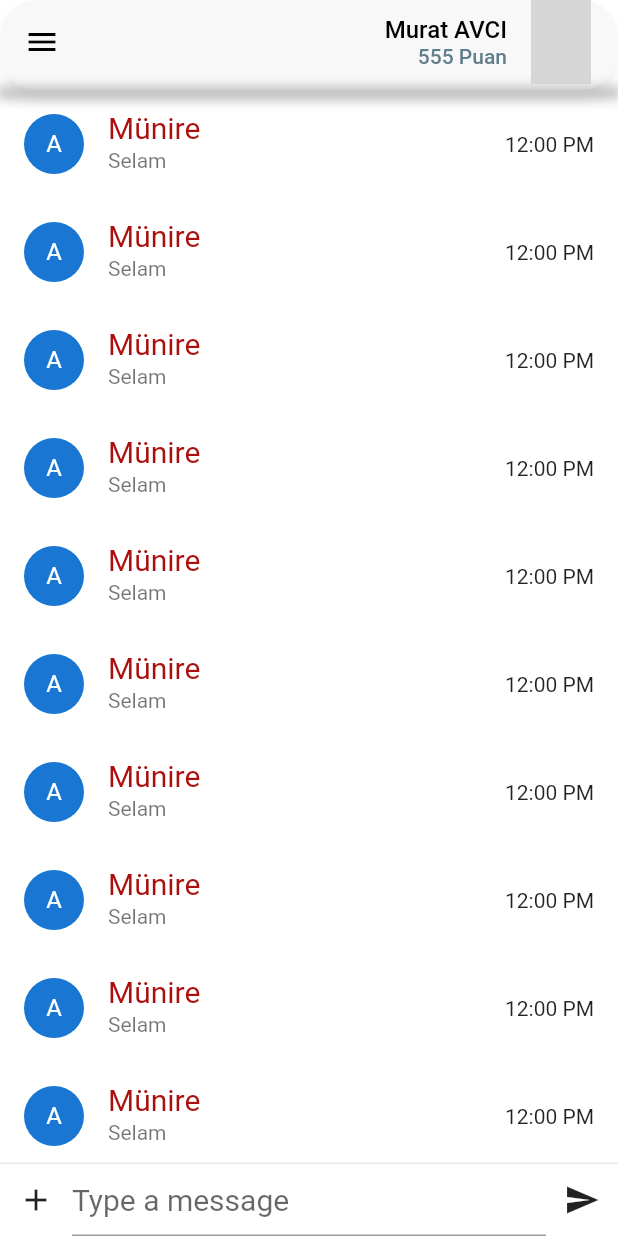
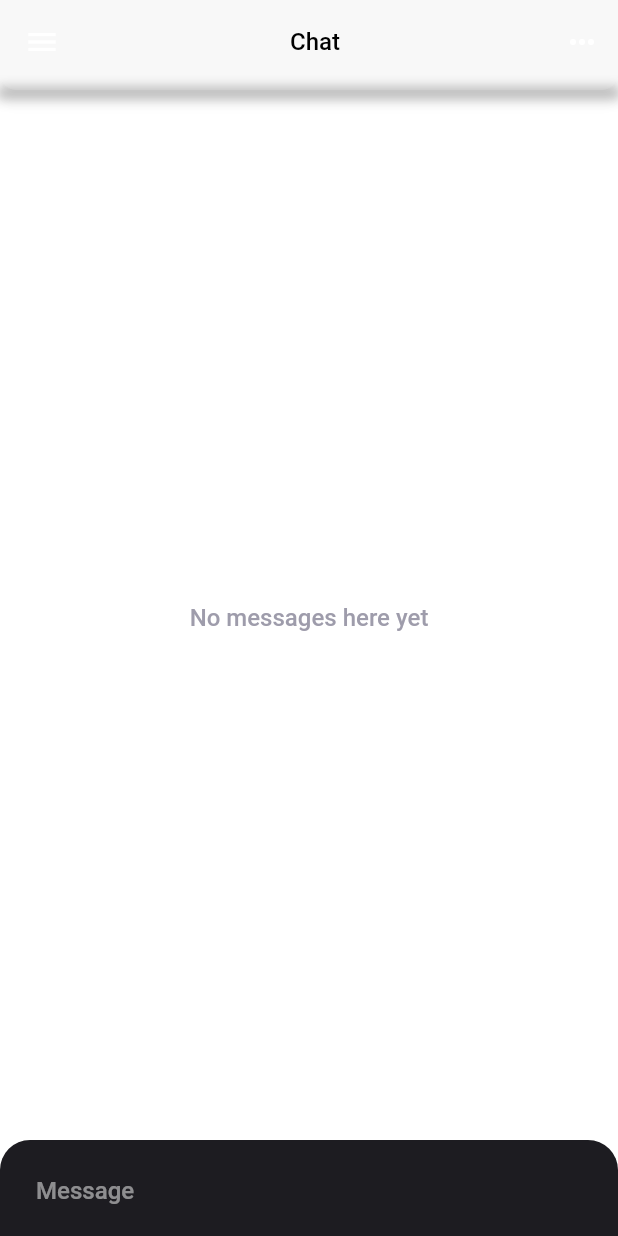
Before and after one commit to itsdemiremre/F36-AppJam-Google-OUA, a Flutter app: the screen it shows after launch, on a phone screen of 412 x 824 dp. Run offline on Flutter 3.47's test engine with Material 2 defaults, Android fonts, the phone set to English and light mode, and no system bars; our stand-ins replace flutter_chat_types, flutter_chat_ui; grey boxes are pictures that could not be loaded.

Commit message:
chat screen file modified completely, changes to the theme file

```diff
--- a/lib/chatScreen.dart
+++ /dev/null
@@ -1,115 +0,0 @@
-import 'package:flutter/material.dart';
-
-
-
-class ChatScreen extends StatefulWidget {
-  @override
-  _ChatScreenState createState() => _ChatScreenState();
-}
-
-class _ChatScreenState extends State<ChatScreen> {
-  @override
-  Widget build(BuildContext context) {
-    return Scaffold(
-      appBar: AppBar(
-  backgroundColor: Color(0xFFF8F8F8),
-  shape: RoundedRectangleBorder(
-    borderRadius: BorderRadius.circular(25.0),
-  ),
-  shadowColor: Colors.black.withOpacity(0.25),
-  bottom: PreferredSize(
-    preferredSize: Size.fromHeight(4),
-    child: Container(
-      height: 4,
-      decoration: BoxDecoration(
-        boxShadow: [
-          BoxShadow(
-            color: Colors.black.withOpacity(0.25),
-            spreadRadius: 2,
-            blurRadius: 6,
-            offset: Offset(0, 4),
-          ),
-        ],
-      ),
-    ),
-  ),
-
-  title: Align(
-    alignment: Alignment.centerRight,
-    child:
-      Column(
-        mainAxisAlignment: MainAxisAlignment.center,
-        crossAxisAlignment: CrossAxisAlignment.end,
-        children: const [
-          Text(
-            "Murat AVCI",
-            style: TextStyle(color: Colors.black, fontSize: 16.0),
-          ),
-          Text(
-            "555 Puan",
-            style: TextStyle(color: Colors.blueGrey, fontSize: 14.0),
-          )
-        ],
-      ),
-
-  ),
-  actions: [
-    Padding(padding:
-    const EdgeInsets.only(left: 0, right: 18.0),
-      child: new CircleAvatar(
-        backgroundImage: new NetworkImage("https://images.unsplash.com/photo-1539571696357-5a69c17a67c6?ixlib=rb-4.0.3&ixid=MnwxMjA3fDB8MHxwaG90by1wYWdlfHx8fGVufDB8fHx8&auto=format&fit=crop&w=687&q=80"),
-      ),
-    )
-  ],
-  leading: IconButton(
-    onPressed: () {},
-    icon: const Icon(Icons.menu, color: Colors.black,),
-  ),
-),
-      body: Column(
-        children: <Widget>[
-          Expanded(
-            child: ListView.builder(
-              itemBuilder: (BuildContext context, int index) {
-                return ListTile(
-                  leading: CircleAvatar(
-                    child: Text('A'),
-                  ),
-                  title: Text('Münire'),
-                  subtitle: Text('Selam'),
-                  trailing: Text('12:00 PM'),
-                );
-              },
-              itemCount: 10,
-            ),
-          ),
-          Divider(height: 1.0),
-          Container(
-            decoration: BoxDecoration(
-              color: Theme.of(context).cardColor,
-            ),
-            child: Row(
-              children: <Widget>[
-                IconButton(
-                  icon: Icon(Icons.add),
-                  onPressed: () {},
-                ),
-                Expanded(
-                  child: TextField(
-                    decoration: InputDecoration(
-                      hintText: 'Type a message',
-                    ),
-                  ),
-                ),
-                IconButton(
-                  icon: Icon(Icons.send),
-                  onPressed: () {},
-                ),
-              ],
-            ),
-          ),
-        ],
-      ),
-    );
-  }
-}
--- /dev/null
+++ b/lib/chat_screen.dart
@@ -0,0 +1,77 @@
+import 'package:flutter_chat_types/flutter_chat_types.dart' as types;
+import 'package:flutter/material.dart';
+import 'package:flutter_chat_ui/flutter_chat_ui.dart';
+
+class ChatScreen extends StatefulWidget {
+  const ChatScreen({super.key});
+
+  @override
+  State<ChatScreen> createState() => _ChatScreenState();
+}
+
+class _ChatScreenState extends State<ChatScreen> {
+
+  List<types.Message> _messages = [];
+  final _user = const types.User(id: '0123456789-uid9876543210');
+
+  @override
+  Widget build(BuildContext context) {
+
+    return Scaffold(
+      appBar: AppBar(
+  bottom: PreferredSize(
+    preferredSize: Size.fromHeight(4),
+    child: _newBoxDecoration,
+  ),
+  title: Row(
+    mainAxisAlignment: MainAxisAlignment.center,
+    children:  [Text("Chat",style: TextStyle(color: Colors.black, fontSize: 16.0)),
+    ],
+  ),
+  actions: [
+    IconButton(
+    onPressed: () {},
+    icon:  Icon(Icons.more_horiz,),
+  ),
+],
+  leading: IconButton(
+    onPressed: () {},
+    icon:  Icon(Icons.menu,),
+  ),
+
+),
+
+  body: Chat(messages: _messages, onSendPressed: _handleSendPressed, user: _user),
+
+    );
+  }
+   void _handleSendPressed(types.PartialText message) {
+    final textMessage = types.TextMessage(
+      author: _user,
+      createdAt: DateTime.now().millisecondsSinceEpoch,
+      id: "id",
+      text: message.text,
+    );
+
+    _addMessage(textMessage);
+  }
+  void _addMessage(types.Message message) {
+    setState(() {
+      _messages.insert(0, message);
+    });
+  }
+   var _newBoxDecoration = Container(
+      height: 4,
+      decoration: BoxDecoration(
+        boxShadow: [
+          BoxShadow(
+            color: Colors.black.withOpacity(0.25),
+            spreadRadius: 2,
+            blurRadius: 6,
+            offset: Offset(0, 4),
+          ),
+        ],
+      ),
+    );
+
+}
--- a/lib/main.dart
+++ b/lib/main.dart
@@ -1,5 +1,5 @@
+import 'package:f36_appjam_project/chat_screen.dart';
 import 'package:f36_appjam_project/theme/light_theme.dart';
-import 'package:f36_appjam_project/chatScreen.dart';
 import 'package:flutter/material.dart';
 
 void main() {
@@ -12,12 +12,10 @@ class MyApp extends StatelessWidget {
   @override
   Widget build(BuildContext context) {
     return MaterialApp(
-      title: 'Flutter Demo',
+      title: 'RankAdemy',
         debugShowCheckedModeBanner: false,
           theme: LightTheme().theme,
-
-
-         home: ChatScreen(),
+         home: ChatScreen()
     );
   }
 }
--- a/lib/theme/light_theme.dart
+++ b/lib/theme/light_theme.dart
@@ -7,8 +7,9 @@ late ThemeData theme;
 
 LightTheme(){
   theme  = ThemeData(
-
+bottomAppBarTheme: BottomAppBarTheme(color: Color(0xFFF8F8F8)),
   appBarTheme: AppBarTheme(
+    backgroundColor: Color(0xFFF8F8F8), shadowColor: Colors.black.withOpacity(0.25),
     shape: const RoundedRectangleBorder(borderRadius: BorderRadius.vertical(bottom: Radius.circular(11)))),
   scaffoldBackgroundColor: Colors.white12.withOpacity(0.8),
   floatingActionButtonTheme: FloatingActionButtonThemeData(backgroundColor: _lightColor._fabColor),
@@ -24,7 +25,7 @@ LightTheme(){
 }
 
 class _LightColor {
-  final Color _textColor = Color.fromARGB(255, 172, 14, 14);
+  final Color _textColor = Color.fromARGB(255, 0, 0, 0);
   final Color _buttonColor = Color.fromARGB(255, 67, 178, 113);
   final Color _fabColor = Colors.green;
   final Color _generalColor = Color.fromARGB(255, 204, 128, 14);
--- a/pubspec.yaml
+++ b/pubspec.yaml
@@ -36,6 +36,7 @@ dependencies:
   # The following adds the Cupertino Icons font to your application.
   # Use with the CupertinoIcons class for iOS style icons.
   cupertino_icons: ^1.0.2
+  flutter_chat_ui: ^1.6.6
 
 dev_dependencies:
   flutter_test:
```
Also changed, not shown: pubspec.lock, 6 other files.
